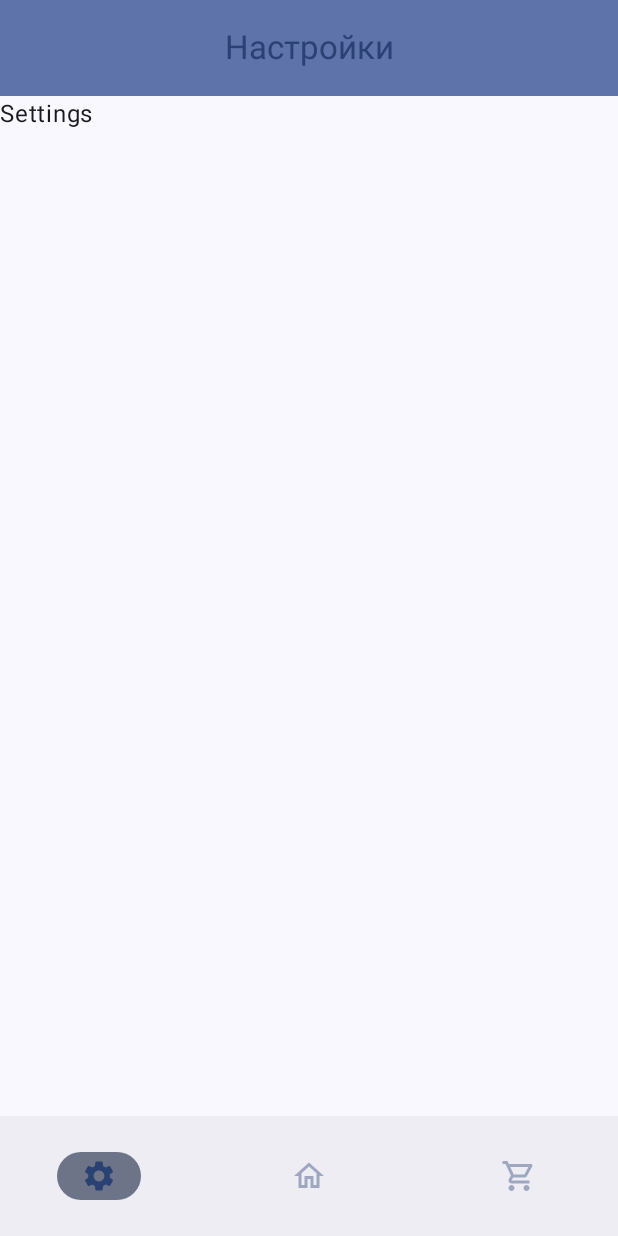
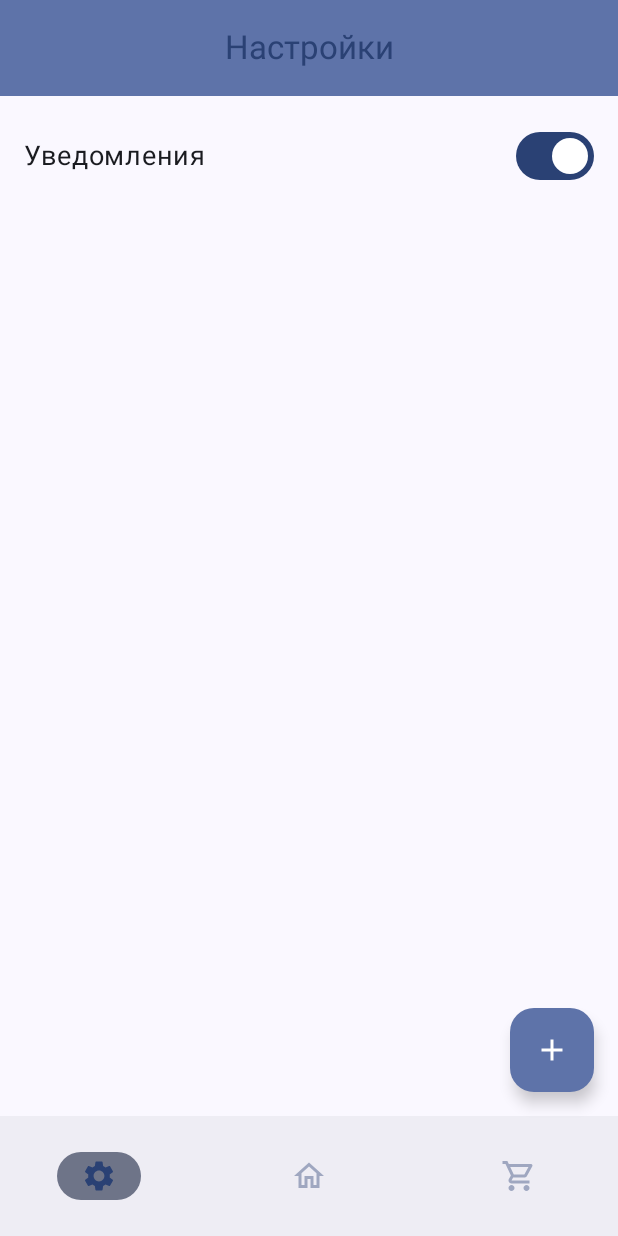
Before and after one commit to yaroslav-belozerov/prod_hack_24, an Android app built with Jetpack Compose: the SettingsPage screen opened through its navigation route, on a phone screen of 412 x 824 dp. Run offline under Robolectric (Android 15) with nearby library versions, the phone set to English and light mode, and no system bars; 1 statement that could not run was skipped.

Commit message:
FAB + Settings + Add

```diff
--- a/app/src/main/java/com/yaabelozerov/holodos_mobile/MainActivity.kt
+++ b/app/src/main/java/com/yaabelozerov/holodos_mobile/MainActivity.kt
@@ -9,9 +9,12 @@ import androidx.compose.foundation.layout.Column
 import androidx.compose.foundation.layout.Row
 import androidx.compose.foundation.layout.fillMaxSize
 import androidx.compose.foundation.layout.padding
+import androidx.compose.material.icons.Icons
+import androidx.compose.material.icons.filled.Add
 import androidx.compose.material3.BottomAppBar
 import androidx.compose.material3.CenterAlignedTopAppBar
 import androidx.compose.material3.ExperimentalMaterial3Api
+import androidx.compose.material3.FloatingActionButton
 import androidx.compose.material3.Icon
 import androidx.compose.material3.MaterialTheme
 import androidx.compose.material3.NavigationBar
@@ -23,6 +26,9 @@ import androidx.compose.material3.TopAppBarDefaults
 import androidx.compose.runtime.Composable
 import androidx.compose.runtime.collectAsState
 import androidx.compose.runtime.getValue
+import androidx.compose.runtime.mutableStateOf
+import androidx.compose.runtime.remember
+import androidx.compose.runtime.setValue
 import androidx.compose.ui.Modifier
 import androidx.compose.ui.draw.alpha
 import androidx.compose.ui.res.stringResource
@@ -36,6 +42,8 @@ import com.yaabelozerov.holodos_mobile.di.appModule
 import com.yaabelozerov.holodos_mobile.domain.MainScreenViewModel
 import com.yaabelozerov.holodos_mobile.ui.MainPage
 import com.yaabelozerov.holodos_mobile.ui.Navigation
+import com.yaabelozerov.holodos_mobile.ui.SettingsPage
+import com.yaabelozerov.holodos_mobile.ui.theme.AddWidget
 import com.yaabelozerov.holodos_mobile.ui.theme.Holodos_mobileTheme
 import org.koin.androidx.viewmodel.ext.android.viewModel
 import org.koin.core.context.startKoin
@@ -54,6 +62,7 @@ class MainActivity : ComponentActivity() {
 
         setContent {
             val navController = rememberNavController()
+            var addWidgetOpen by remember { mutableStateOf(false) }
 
             Holodos_mobileTheme {
                 Scaffold(
@@ -98,6 +107,18 @@ class MainActivity : ComponentActivity() {
                                 }
                             }
                         )
+                    },
+                    floatingActionButton = {
+                        FloatingActionButton(
+                            onClick = {
+                                addWidgetOpen = true
+                            }
+                        ) {
+                            Icon(Icons.Filled.Add, "Add Product")
+                        }
+                        if (addWidgetOpen) AddWidget {
+                            addWidgetOpen = false
+                        }
                     }
                 ) { innerPadding ->
                     NavHost(
@@ -106,10 +127,11 @@ class MainActivity : ComponentActivity() {
                         startDestination = Navigation.FRIDGE.route
                     ) {
                         composable(Navigation.SETTINGS.route) {
-                            Text("Settings")
+                            SettingsPage()
                         }
                         composable(Navigation.FRIDGE.route) {
                             Column {
+
                                 val items = mvm.items.collectAsState().value
                                 MainPage(items.map { Pair(it.name, it.daysUntilExpiry) })
                             }
--- a/app/src/main/java/com/yaabelozerov/holodos_mobile/data/network/ItemApi.kt
+++ b/app/src/main/java/com/yaabelozerov/holodos_mobile/data/network/ItemApi.kt
@@ -9,4 +9,5 @@ class ItemApi(private val retrofit: Retrofit): ItemService {
     override suspend fun getFridgeItems(): List<ItemDTO> {
         return retrofit.create(ItemService::class.java).getFridgeItems()
     }
+
 }
--- a/app/src/main/java/com/yaabelozerov/holodos_mobile/domain/network/service/ItemService.kt
+++ b/app/src/main/java/com/yaabelozerov/holodos_mobile/domain/network/service/ItemService.kt
@@ -2,9 +2,11 @@ package com.yaabelozerov.holodos_mobile.domain.network.service
 
 import com.yaabelozerov.holodos_mobile.data.model.ItemDTO
 import retrofit2.http.Headers
+import retrofit2.http.POST
 
 interface ItemService {
     @Headers("Content-Type: application/json")
 
     suspend fun getFridgeItems(): List<ItemDTO>
+
 }
--- a/app/src/main/java/com/yaabelozerov/holodos_mobile/mock/MockItemApi.kt
+++ b/app/src/main/java/com/yaabelozerov/holodos_mobile/mock/MockItemApi.kt
@@ -8,7 +8,7 @@ class MockItemApi: ItemService {
         return listOf(
             ItemDTO("Молоко", 5, 1),
             ItemDTO("Говно", -1, 1),
-            ItemDTO("Ярослва", 1, 1),
+            ItemDTO("Ярослав", 1, 1),
             ItemDTO("Бычья мошонка", 77, 1),
         )
     }
--- a/app/src/main/java/com/yaabelozerov/holodos_mobile/ui/MainPage.kt
+++ b/app/src/main/java/com/yaabelozerov/holodos_mobile/ui/MainPage.kt
@@ -8,35 +8,54 @@ import androidx.compose.foundation.layout.fillMaxWidth
 import androidx.compose.foundation.layout.height
 import androidx.compose.foundation.layout.padding
 import androidx.compose.foundation.layout.size
+import androidx.compose.foundation.lazy.LazyColumn
+import androidx.compose.foundation.lazy.items
+import androidx.compose.material.icons.Icons
+import androidx.compose.material.icons.filled.Add
 import androidx.compose.material3.Card
 import androidx.compose.material3.CardDefaults
+import androidx.compose.material3.FloatingActionButton
+import androidx.compose.material3.Icon
 import androidx.compose.material3.MaterialTheme
 import androidx.compose.material3.Text
 import androidx.compose.runtime.Composable
 import androidx.compose.runtime.collectAsState
+import androidx.compose.runtime.getValue
+import androidx.compose.runtime.mutableStateOf
+import androidx.compose.runtime.remember
+import androidx.compose.runtime.setValue
 import androidx.compose.ui.Modifier
 import androidx.compose.ui.res.stringResource
 import androidx.compose.ui.unit.dp
 import androidx.compose.ui.unit.sp
 import com.yaabelozerov.holodos_mobile.R
+import com.yaabelozerov.holodos_mobile.ui.theme.AddWidget
 import kotlinx.coroutines.flow.MutableStateFlow
 import kotlin.random.Random
 
 
 @Composable
 fun MainPage(
-    products: List<Pair<String, Int>>
+    products: List<Pair<String, Int>>,
+    // onClick: () -> Unit
 ) {
     val p = products
-    Column {
+    var addWidgetOpen by remember { mutableStateOf(false) }
+    if (addWidgetOpen) AddWidget {
+        addWidgetOpen = false
+    }
 
-        p.map {
+    LazyColumn(
+        modifier = Modifier.padding(16.dp)
+    )  {
+
+         items(p) {
             Product(
                 name = it.first,
                 expTime = it.second,
                 modifier = Modifier
             )
-            Spacer(modifier = Modifier.size(5.dp))
+            Spacer(modifier = Modifier.size(8.dp))
         }
     }
 }
@@ -51,7 +70,7 @@ fun Product(
         colors = CardDefaults.cardColors().copy(containerColor = if (expTime > 0) MaterialTheme.colorScheme.surfaceContainer else MaterialTheme.colorScheme.errorContainer),
         modifier = Modifier
             .fillMaxWidth()
-            .height(60.dp)
+            .height(64.dp)
 
     ) {
         Row {
--- /dev/null
+++ b/app/src/main/java/com/yaabelozerov/holodos_mobile/ui/SettingsPage.kt
@@ -0,0 +1,52 @@
+package com.yaabelozerov.holodos_mobile.ui
+
+import androidx.compose.foundation.clickable
+import androidx.compose.foundation.layout.Arrangement
+import androidx.compose.foundation.layout.Column
+import androidx.compose.foundation.layout.Row
+import androidx.compose.foundation.layout.Spacer
+import androidx.compose.foundation.layout.padding
+import androidx.compose.material3.Switch
+import androidx.compose.material3.Text
+import androidx.compose.runtime.Composable
+import androidx.compose.runtime.getValue
+import androidx.compose.runtime.mutableStateOf
+import androidx.compose.runtime.remember
+import androidx.compose.runtime.setValue
+import androidx.compose.ui.Alignment
+import androidx.compose.ui.Modifier
+import androidx.compose.ui.res.stringResource
+import androidx.compose.ui.unit.dp
+import androidx.compose.ui.unit.sp
+import com.yaabelozerov.holodos_mobile.R
+
+@Composable
+fun SettingsPage() {
+    var notificationsOn by remember { mutableStateOf(true) }
+    Column {
+        Row (
+            verticalAlignment = Alignment.CenterVertically,
+            modifier = Modifier
+                .clickable { notificationsOn = !notificationsOn }
+        ) {
+            Text(
+                text = stringResource(R.string.notification),
+                fontSize = 18.sp,
+                modifier = Modifier.padding(16.dp)
+
+            )
+            Spacer(
+                Modifier.weight(1f)
+            )
+            Switch(
+                checked = notificationsOn,
+                onCheckedChange = {
+                    notificationsOn = it
+                },
+                modifier = Modifier.padding(16.dp)
+
+            )
+        }
+
+    }
+}
--- a/app/src/main/res/values/strings.xml
+++ b/app/src/main/res/values/strings.xml
@@ -4,4 +4,8 @@
     <string name="fridge">Holodos!</string>
     <string name="settings">Настройки</string>
     <string name="cart">Корзина</string>
+    <string name="notification">Уведомления</string>
+    <string name="askAdd">Добавить продукт в холодильник</string>
+    <string name="productName">Наименование</string>
+    <string name="BestBeforeDays">Дней до истечения срока годности</string>
 </resources>
```
Also changed, not shown: app/src/main/java/com/yaabelozerov/holodos_mobile/ui/theme/AddWidget.kt (added, +69 -0 lines).
